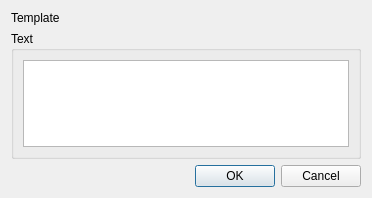
The window that src/ui/templateclip_ui.ui (KDE/kdenlive) describes before a commit, drawn with Qt 5.
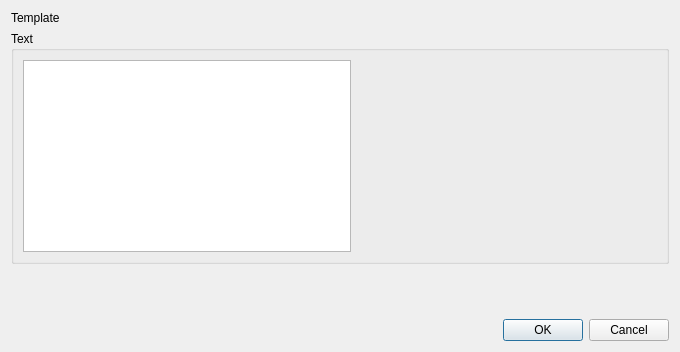
The same window after the commit. Custom widgets are drawn as their Qt base class.

Commit message: Show title template preview in creation dialog

```diff
--- a/src/ui/templateclip_ui.ui
+++ b/src/ui/templateclip_ui.ui
@@ -6,8 +6,8 @@
    <rect>
     <x>0</x>
     <y>0</y>
-    <width>372</width>
-    <height>198</height>
+    <width>680</width>
+    <height>352</height>
    </rect>
   </property>
   <layout class="QGridLayout" name="gridLayout_2">
@@ -37,6 +37,19 @@
       <item row="0" column="0">
        <widget class="QTextEdit" name="description"/>
       </item>
+      <item row="0" column="1">
+       <widget class="QLabel" name="preview">
+        <property name="minimumSize">
+         <size>
+          <width>300</width>
+          <height>0</height>
+         </size>
+        </property>
+        <property name="text">
+         <string/>
+        </property>
+       </widget>
+      </item>
      </layout>
     </widget>
    </item>
```
The commit also changes 6 other files.
